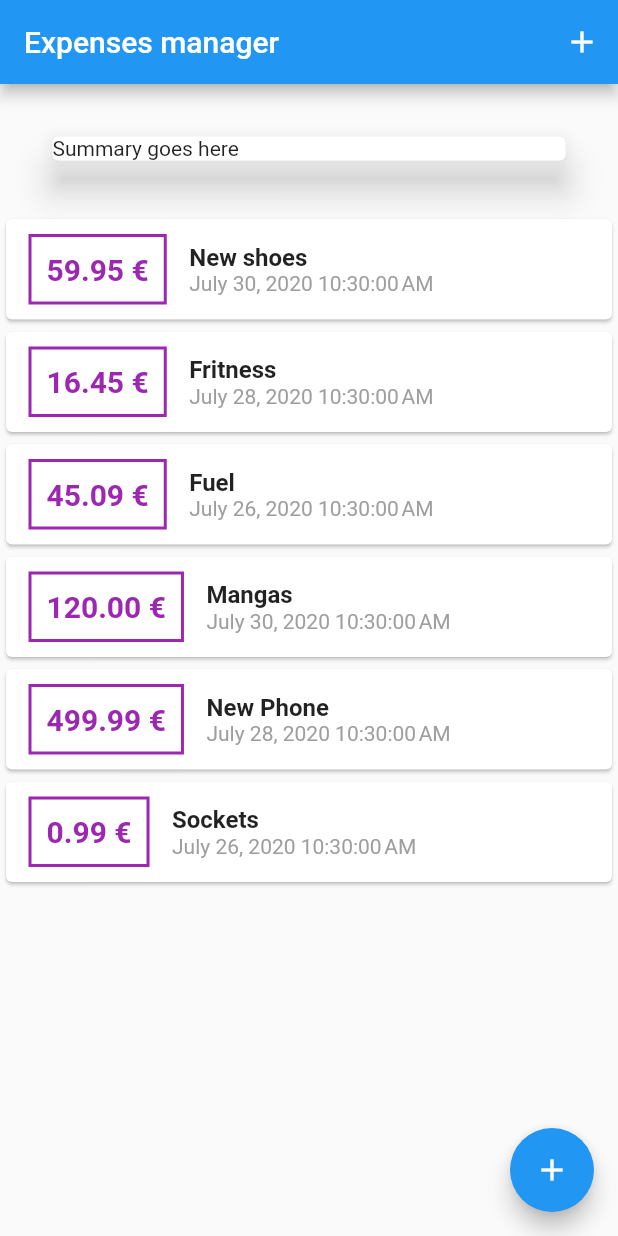
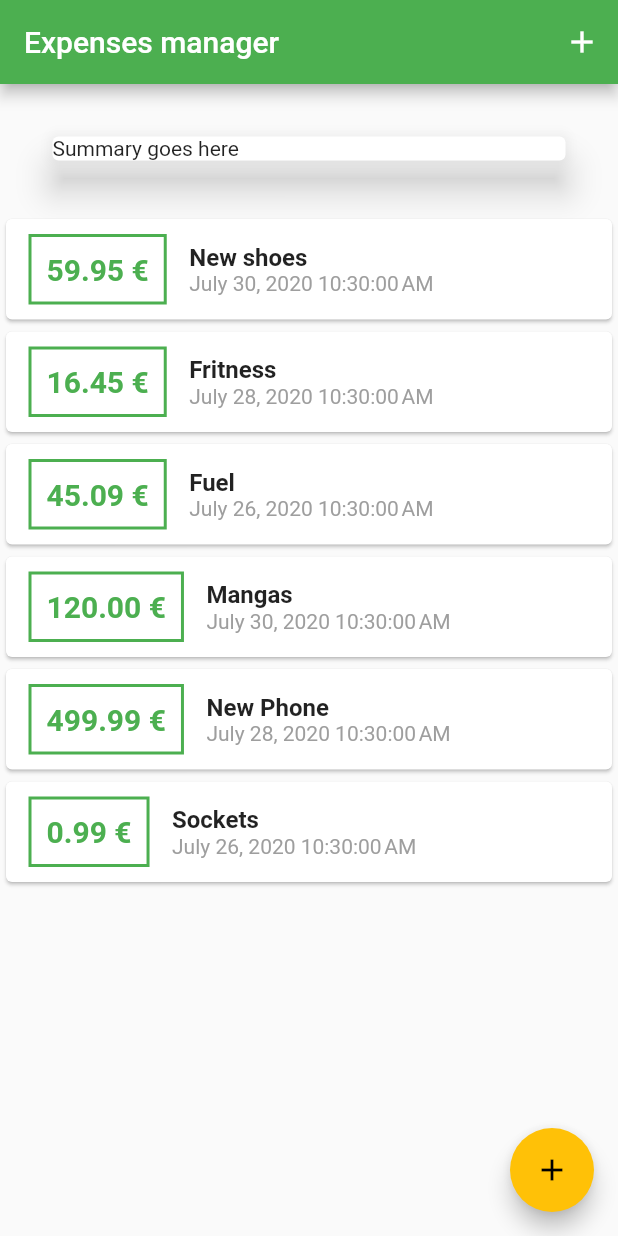
Before and after one commit to Sornichou/expenses-manager, a Flutter app: the screen it shows after launch, on a phone screen of 412 x 824 dp. Run offline on Flutter 3.47's test engine with Material 2 defaults, Android fonts, the phone set to English and light mode, and no system bars.

Commit message:
Adding style theme

```diff
--- a/lib/main.dart
+++ b/lib/main.dart
@@ -10,11 +10,14 @@ void main() {
 }
 
 class MyApp extends StatelessWidget {
-  // This widget is the root of your application.
   @override
   Widget build(BuildContext context) {
     return MaterialApp(
       title: 'Flutter Demo',
+      theme: ThemeData(
+        primarySwatch: Colors.green,
+        accentColor: Colors.amber,
+      ),
       home: MyHomePage(),
     );
   }
--- a/lib/widgets/transactionList.dart
+++ b/lib/widgets/transactionList.dart
@@ -10,7 +10,7 @@ class TransactionList extends StatelessWidget {
   @override
   Widget build(BuildContext context) {
     return Container(
-      height: 600,
+      height: 500,
       child: ListView.builder(
         itemBuilder: (listContext, index) {
           return Card(
@@ -22,17 +22,18 @@ class TransactionList extends StatelessWidget {
                     horizontal: 15,
                   ),
                   decoration: BoxDecoration(
-                      border: Border.all(
-                    color: Colors.purple,
-                    width: 2,
-                  )),
+                    border: Border.all(
+                      color: Theme.of(context).primaryColor,
+                      width: 2,
+                    ),
+                  ),
                   padding: EdgeInsets.all(10),
                   child: Text(
                     '${transactions[index].amount.toStringAsFixed(2)} €',
                     style: TextStyle(
                       fontWeight: FontWeight.bold,
                       fontSize: 20,
-                      color: Colors.purple,
+                      color: Theme.of(context).primaryColor,
                     ),
                   ),
                 ),
```
